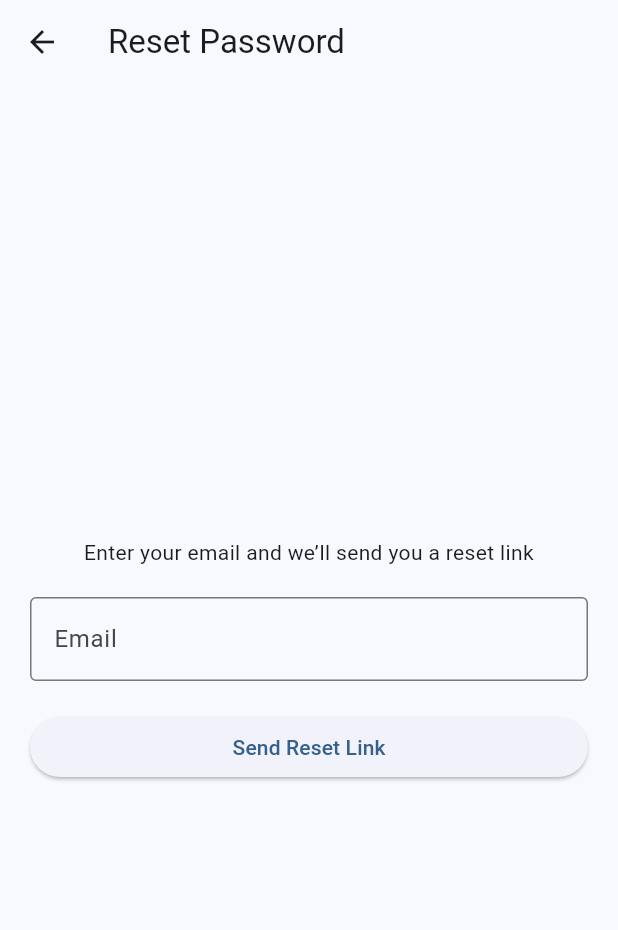
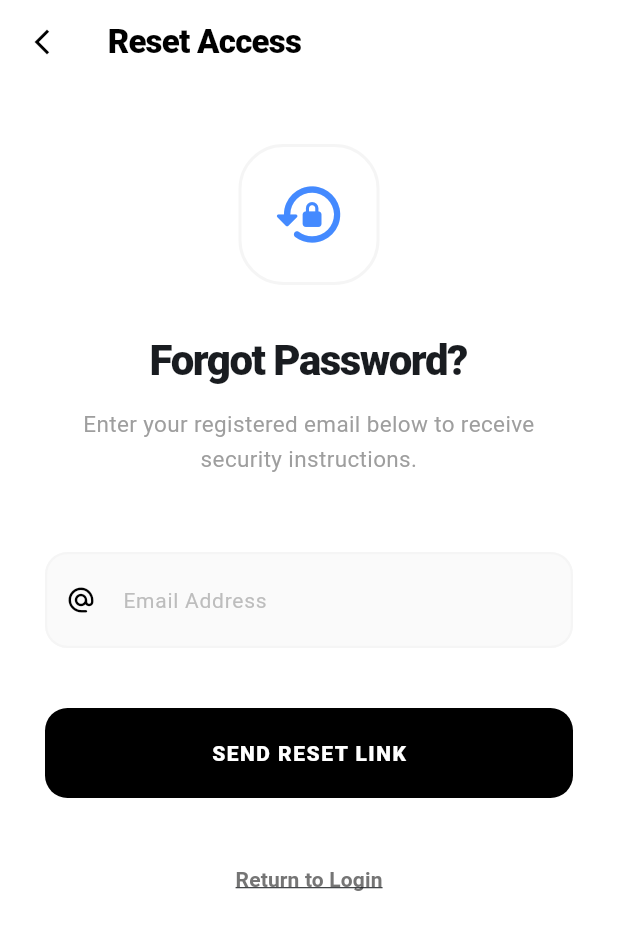
Before and after one commit to elishabhatti/city_exploration_app, a Flutter app: the ResetPasswordScreen screen opened directly, on a phone screen of 412 x 824 dp. Shown: the top 930 px of the screen. Run offline on Flutter 3.47's test engine with Material 3 defaults, Android fonts, the phone set to English and light mode, and no system bars; our stand-ins replace cloud_firestore, firebase_auth, firebase_core, image_picker; accounts and stored records are empty.

Commit message:
refactor: updated reset password screen

```diff
--- a/lib/screens/password_reset_screen.dart
+++ b/lib/screens/password_reset_screen.dart
@@ -12,13 +12,46 @@ class _ResetPasswordScreenState extends State<ResetPasswordScreen> {
   final emailController = TextEditingController();
   bool loading = false;
 
+  // --- Clean Floating Notification ---
+  void _showNotification(String message, bool isError) {
+    if (!mounted) return;
+    ScaffoldMessenger.of(context).showSnackBar(
+      SnackBar(
+        content: Row(
+          children: [
+            Icon(
+              isError
+                  ? Icons.error_outline_rounded
+                  : Icons.mark_email_read_outlined,
+              color: Colors.white,
+              size: 20,
+            ),
+            const SizedBox(width: 12),
+            Expanded(
+              child: Text(
+                message,
+                style: const TextStyle(
+                  fontWeight: FontWeight.w600,
+                  fontSize: 14,
+                ),
+              ),
+            ),
+          ],
+        ),
+        backgroundColor: isError ? Colors.redAccent : Colors.black,
+        behavior: SnackBarBehavior.floating,
+        shape: RoundedRectangleBorder(borderRadius: BorderRadius.circular(15)),
+        margin: const EdgeInsets.all(20),
+        duration: const Duration(seconds: 3),
+      ),
+    );
+  }
+
   Future<void> resetPassword() async {
     final email = emailController.text.trim();
 
     if (email.isEmpty) {
-      ScaffoldMessenger.of(
-        context,
-      ).showSnackBar(const SnackBar(content: Text("Enter your email first")));
+      _showNotification("Please enter your email address", true);
       return;
     }
 
@@ -26,17 +59,17 @@ class _ResetPasswordScreenState extends State<ResetPasswordScreen> {
 
     try {
       await AuthService().resetPassword(email);
+      _showNotification("Reset link sent to your inbox", false);
 
-      ScaffoldMessenger.of(context).showSnackBar(
-        const SnackBar(content: Text("Reset email sent successfully")),
-      );
+      // Delay to let user see notification before popping
+      Future.delayed(const Duration(seconds: 2), () {
+        if (mounted) Navigator.pop(context);
+      });
     } catch (e) {
-      ScaffoldMessenger.of(
-        context,
-      ).showSnackBar(SnackBar(content: Text(e.toString())));
+      _showNotification(e.toString(), true);
+    } finally {
+      if (mounted) setState(() => loading = false);
     }
-
-    setState(() => loading = false);
   }
 
   @override
@@ -48,45 +81,145 @@ class _ResetPasswordScreenState extends State<ResetPasswordScreen> {
   @override
   Widget build(BuildContext context) {
     return Scaffold(
-      appBar: AppBar(title: const Text("Reset Password")),
-      body: Padding(
+      backgroundColor: Colors.white,
+      appBar: AppBar(
+        backgroundColor: Colors.white,
+        elevation: 0,
+        leading: IconButton(
+          icon: const Icon(
+            Icons.arrow_back_ios_new,
+            color: Colors.black,
+            size: 20,
+          ),
+          onPressed: () => Navigator.pop(context),
+        ),
+        title: const Text(
+          "Reset Access",
+          style: TextStyle(
+            color: Colors.black,
+            fontWeight: FontWeight.w900,
+            letterSpacing: -0.5,
+          ),
+        ),
+      ),
+      body: SafeArea(
+        child: SingleChildScrollView(
+          padding: const EdgeInsets.symmetric(horizontal: 30),
+          child: Column(
+            crossAxisAlignment: CrossAxisAlignment.center,
+            children: [
+              const SizedBox(height: 40),
+              // Minimalist Icon Header
+              Container(
                 padding: const EdgeInsets.all(20),
-        child: Column(
-          mainAxisAlignment: MainAxisAlignment.center,
-          children: [
+                decoration: BoxDecoration(
+                  border: Border.all(color: Colors.grey.shade100, width: 2),
+                  borderRadius: BorderRadius.circular(30),
+                ),
+                child: const Icon(
+                  Icons.lock_reset_rounded,
+                  size: 50,
+                  color: Colors.blueAccent,
+                ),
+              ),
+              const SizedBox(height: 30),
               const Text(
-              "Enter your email and we’ll send you a reset link",
+                "Forgot Password?",
+                style: TextStyle(
+                  fontSize: 28,
+                  fontWeight: FontWeight.w900,
+                  letterSpacing: -1,
+                ),
+              ),
+              const SizedBox(height: 12),
+              Text(
+                "Enter your registered email below to receive security instructions.",
                 textAlign: TextAlign.center,
+                style: TextStyle(
+                  color: Colors.grey[500],
+                  fontSize: 15,
+                  height: 1.5,
                 ),
-            const SizedBox(height: 20),
+              ),
+              const SizedBox(height: 50),
 
+              // Email Field
               TextField(
                 controller: emailController,
                 keyboardType: TextInputType.emailAddress,
-              decoration: const InputDecoration(
-                labelText: "Email",
-                border: OutlineInputBorder(),
+                style: const TextStyle(fontWeight: FontWeight.w600),
+                decoration: InputDecoration(
+                  labelText: "Email Address",
+                  labelStyle: TextStyle(color: Colors.grey[400], fontSize: 14),
+                  prefixIcon: const Icon(
+                    Icons.alternate_email_rounded,
+                    color: Colors.black,
+                    size: 20,
+                  ),
+                  filled: true,
+                  fillColor: Colors.grey[50],
+                  enabledBorder: OutlineInputBorder(
+                    borderRadius: BorderRadius.circular(15),
+                    borderSide: BorderSide(
+                      color: Colors.grey.shade100,
+                      width: 1.5,
+                    ),
+                  ),
+                  focusedBorder: OutlineInputBorder(
+                    borderRadius: BorderRadius.circular(15),
+                    borderSide: const BorderSide(
+                      color: Colors.blueAccent,
+                      width: 1.5,
+                    ),
+                  ),
+                  contentPadding: const EdgeInsets.symmetric(vertical: 20),
                 ),
               ),
 
-            const SizedBox(height: 20),
+              const SizedBox(height: 40),
 
-            SizedBox(
+              // Submit Button
+              loading
+                  ? const CircularProgressIndicator(color: Colors.black)
+                  : InkWell(
+                      onTap: resetPassword,
+                      borderRadius: BorderRadius.circular(15),
+                      child: Container(
+                        height: 60,
                         width: double.infinity,
-              child: ElevatedButton(
-                onPressed: loading ? null : resetPassword,
-                child: loading
-                    ? const SizedBox(
-                        height: 18,
-                        width: 18,
-                        child: CircularProgressIndicator(strokeWidth: 2),
-                      )
-                    : const Text("Send Reset Link"),
+                        decoration: BoxDecoration(
+                          color: Colors.black,
+                          borderRadius: BorderRadius.circular(15),
+                        ),
+                        child: const Center(
+                          child: Text(
+                            "SEND RESET LINK",
+                            style: TextStyle(
+                              color: Colors.white,
+                              fontWeight: FontWeight.w800,
+                              letterSpacing: 1,
+                            ),
+                          ),
+                        ),
+                      ),
+                    ),
+
+              const SizedBox(height: 30),
+              TextButton(
+                onPressed: () => Navigator.pop(context),
+                child: Text(
+                  "Return to Login",
+                  style: TextStyle(
+                    color: Colors.grey[600],
+                    fontWeight: FontWeight.w700,
+                    decoration: TextDecoration.underline,
+                  ),
                 ),
               ),
             ],
           ),
         ),
+      ),
     );
   }
 }
```
Also changed, not shown: lib/dashboard/admin_profile_screen.dart (deleted, +0 -474 lines). Lines whose indentation alone changed are shown as unchanged.
